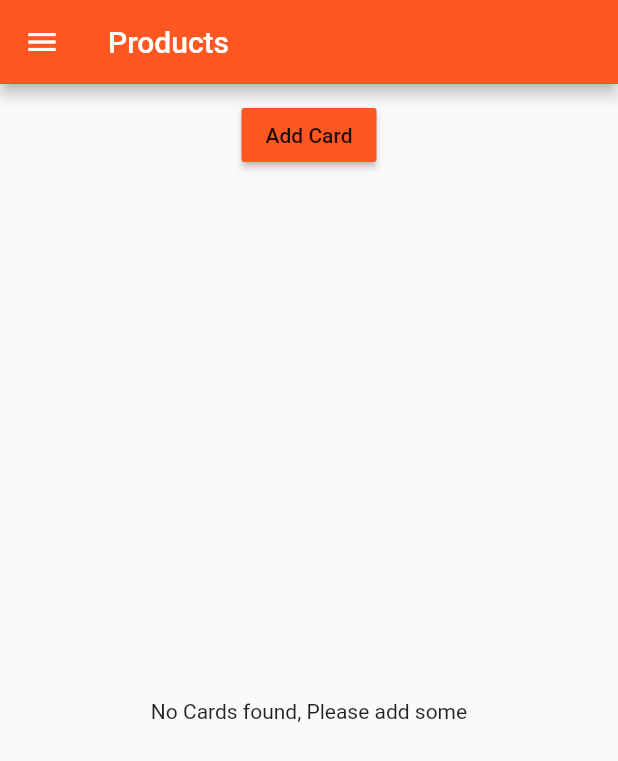
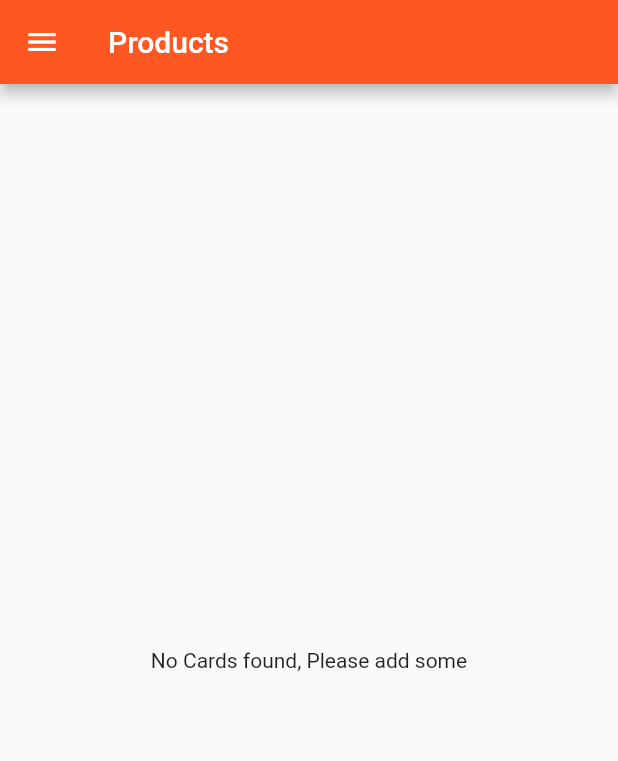
Before and after one commit to SarangChougs/FirstFlutterProject, a Flutter app: the screen it shows after launch, on a phone screen of 412 x 824 dp. Shown: the top 761 px of the screen. Run offline on Flutter 3.47's test engine with Material 2 defaults, Android fonts, the phone set to English and light mode, and no system bars.

Commit message:
In this commit i have changed the way product is added to the list. Here the product is added form the settings/admin page. hence i deleted the product control widget as i know longer added product through it.

```diff
--- a/lib/main.dart
+++ b/lib/main.dart
@@ -20,15 +20,17 @@ class MyApp extends StatefulWidget {
 }
 
 class _MyAppState extends State<MyApp> {
-  List<Map<String, String>> _products = [];
+  List<Map<String, dynamic>> _products = []; //this is the list of products
 
-  void _addProduct(Map<String, String> product) {
+  //This function adds product to the list of products.
+  void _addProduct(Map<String, dynamic> product) {
     setState(() {
       //Changing the state
       _products.add(product); //adding the new card
     });
   }
 
+  //This Function deletes the product from the list
   void _deleteProduct(int index) {
     setState(() {
       _products.removeAt(index);
@@ -41,9 +43,9 @@ class _MyAppState extends State<MyApp> {
       theme: ThemeData(primarySwatch: Colors.deepOrange),
       //home: AuthPage(),
       routes: {
-        '/': (BuildContext context) =>
-            ProductsPage(_products, _addProduct, _deleteProduct),
-        '/settings': (BuildContext context) => ProductSettings()
+        '/': (BuildContext context) => ProductsPage(_products),
+        '/settings': (BuildContext context) => ProductsAdminPage(_addProduct,
+            _deleteProduct) //passing these two values to admin page as this is where we will add or delete the product.
       },
       onGenerateRoute: (RouteSettings settings) {
         //eg route '/product/2'
@@ -71,8 +73,7 @@ class _MyAppState extends State<MyApp> {
       //creating an unknown route in case the generate page route returns null this will run
       onUnknownRoute: (RouteSettings settings) {
         return MaterialPageRoute(
-            builder: (BuildContext context) =>
-                ProductsPage(_products, _addProduct, _deleteProduct));
+            builder: (BuildContext context) => ProductsPage(_products));
       },
     );
   }
--- a/lib/pages/products.dart
+++ b/lib/pages/products.dart
@@ -7,11 +7,10 @@ import 'package:flutter/material.dart';
 import '../product_manager.dart';
 
 class ProductsPage extends StatelessWidget {
-  final List<Map<String, String>> products;
-  final Function addProduct;
-  final Function deleteProduct;
+  final List<Map<String, dynamic>> products;
 
-  ProductsPage(this.products, this.addProduct, this.deleteProduct);
+
+  ProductsPage(this.products);
   @override
   Widget build(BuildContext context) {
     return Scaffold(
@@ -34,7 +33,7 @@ class ProductsPage extends StatelessWidget {
       appBar: AppBar(
         title: Text('Products'),
       ),
-      body: ProductManager(products, addProduct, deleteProduct),
+      body: ProductManager(products),
     );
   }
 }
--- a/lib/product_control.dart
+++ /dev/null
@@ -1,21 +0,0 @@
-// Here in this file we are defining the button which is adding the cards
-//Has a stateless Widget
-
-import 'package:flutter/material.dart';
-
-class ProductControl extends StatelessWidget {
-  final Function addProduct;     //a variable of type function used to store the reference of the function
-
-  ProductControl(this.addProduct);
-
-  @override
-  Widget build(BuildContext context) {
-    return RaisedButton(          //The add card button
-      color: Theme.of(context).primaryColor,
-      onPressed: () {             //on pressing it we call addProduct which is defined in ProductManager
-        addProduct({'title': 'Chocolate', 'image':'assets/space.jpg'});
-      },
-      child: Text('Add Card'),
-    );
-  }
-}
--- a/lib/product_manager.dart
+++ b/lib/product_manager.dart
@@ -3,31 +3,22 @@
 //This file has statefull widget in it
 
 import 'package:flutter/material.dart';
-
 import './products.dart';
-
-import './product_control.dart';
 
 //Here we are creating Statefull widget called ProductManager
 //This widget has a map called staringProduct
 class ProductManager extends StatelessWidget {
-  final List<Map<String, String>> products;
-  final Function addProduct;
-  final Function deleteProduct;
+  final List<Map<String, dynamic>> products;
 
-  ProductManager(this.products, this.addProduct, this.deleteProduct);
+  ProductManager(this.products);
 
   @override
   Widget build(BuildContext context) {
     //building the UI of the list
     return Column(
       children: <Widget>[
-        Container(
-          margin: EdgeInsets.all(10.0),
-          child: ProductControl(addProduct),
-        ),
         Expanded(
-          child: Products(products, deleteProduct: deleteProduct),
+          child: Products(products),
         )
       ],
     );
--- a/lib/products.dart
+++ b/lib/products.dart
@@ -5,10 +5,9 @@ import 'package:flutter/material.dart';
 import './pages/product.dart';
 
 class Products extends StatelessWidget {
-  final List<Map<String, String>> products;
+  final List<Map<String, dynamic>> products;
 
-  final Function deleteProduct;
-  Products(this.products, {this.deleteProduct});
+  Products(this.products);
 
   Widget _buildProductItem(BuildContext context, int index) {
     return Card(
@@ -21,13 +20,8 @@ class Products extends StatelessWidget {
             children: <Widget>[
               FlatButton(
                 child: Text('Details'),
-                onPressed: () =>
-                    Navigator.pushNamed<bool>(context, '/product/' + index.toString())
-                        .then((bool value) {
-                      if (value) {
-                        deleteProduct(index);
-                      }
-                    }),
+                onPressed: () => Navigator.pushNamed<bool>(
+                    context, '/product/' + index.toString()),
               )
             ],
           )
@@ -36,6 +30,7 @@ class Products extends StatelessWidget {
     );
   }
 
+  //This widget builds the actual list of products
   Widget _buildProductList() {
     //checks whether addCard button is pressed for the 1st time.
     Widget productCard;
```
Also changed, not shown: lib/pages/product.dart (+38 -5 lines), lib/pages/product_create.dart (+19 -2 lines), lib/pages/products_admin.dart (+10 -4 lines).
